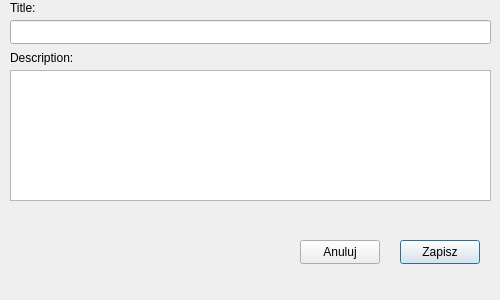
Before: the Qt Designer form recipeadd.ui in alkolodziej/cook-book, drawn with Qt 5.
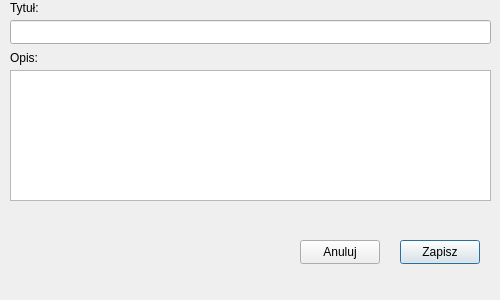
After: the same form once the commit is applied.

Commit message: changed names of buttons

The edit to the form file:
```diff
--- a/recipeadd.ui
+++ b/recipeadd.ui
@@ -58,7 +58,7 @@
     </rect>
    </property>
    <property name="text">
-    <string>Title:</string>
+    <string>Tytuł:</string>
    </property>
   </widget>
   <widget class="QLabel" name="label_2">
@@ -71,7 +71,7 @@
     </rect>
    </property>
    <property name="text">
-    <string>Description:</string>
+    <string>Opis:</string>
    </property>
   </widget>
   <widget class="QPushButton" name="pushButton">
```
Left out of the diff: 4 changed lines with no effect on the pictures. The commit also changes 2 other files.
